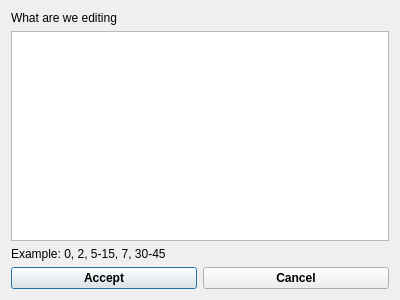
Old version of the form GUI/aeditchannelsdialog.ui in the repository andrmor/TRB3reader.
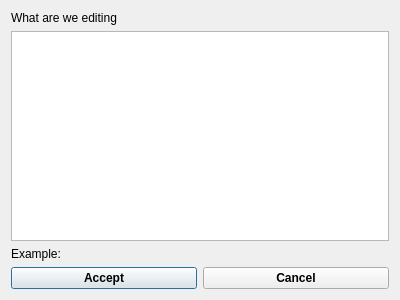
New version of the form.

Diff of the .ui file:
```diff
--- a/GUI/aeditchannelsdialog.ui
+++ b/GUI/aeditchannelsdialog.ui
@@ -27,7 +27,7 @@
    <item>
     <widget class="QLabel" name="label_2">
      <property name="text">
-      <string>Example: 0, 2, 5-15, 7, 30-45</string>
+      <string>Example:</string>
      </property>
     </widget>
    </item>
```
Left out of the diff: 2 changed lines with no effect on the pictures.
